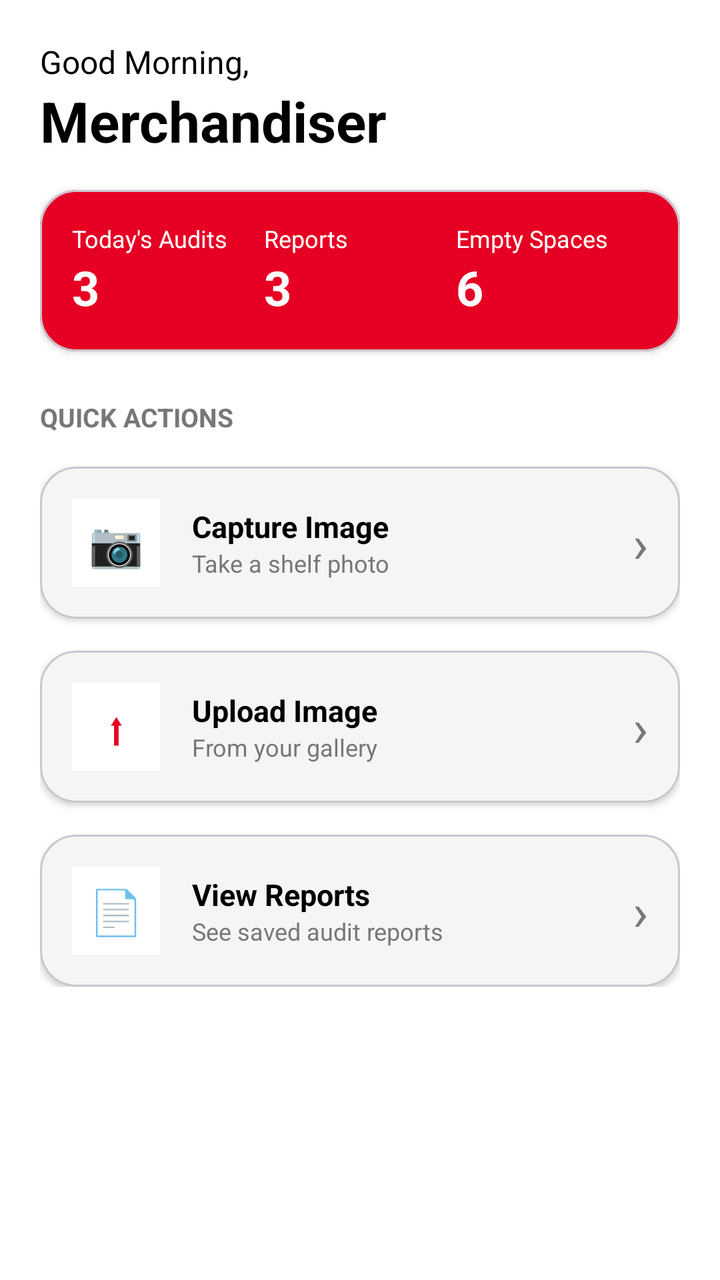
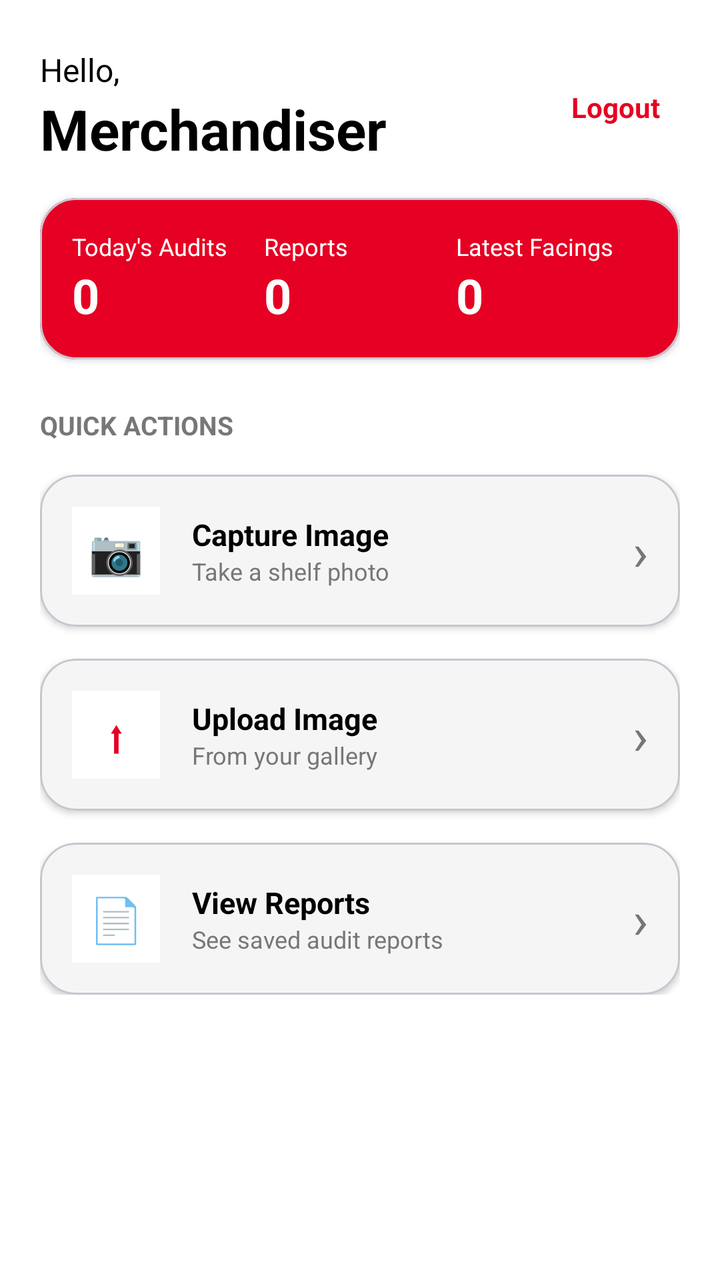

Two renders of the same Android screen: before a commit and after it. Below are the layout's source before the change and the commit's diff.
<!-- AndroidManifest.xml: application theme Theme.RetailShelfAuditApp -->
<!-- res/layout/activity_home.xml -->
<?xml version="1.0" encoding="utf-8"?>
<ScrollView
    xmlns:android="http://schemas.android.com/apk/res/android"
    xmlns:app="http://schemas.android.com/apk/res-auto"
    android:layout_width="match_parent"
    android:layout_height="match_parent"
    android:background="@color/background_white">

    <LinearLayout
        android:layout_width="match_parent"
        android:layout_height="wrap_content"
        android:orientation="vertical"
        android:padding="@dimen/screen_padding">

        <TextView
            android:layout_width="wrap_content"
            android:layout_height="wrap_content"
            android:text="Good Morning,"
            android:textColor="@color/text_primary"
            android:textSize="16sp" />

        <TextView
            android:layout_width="wrap_content"
            android:layout_height="wrap_content"
            android:text="Merchandiser"
            android:textColor="@color/text_primary"
            android:textStyle="bold"
            android:textSize="28sp"
            android:layout_marginBottom="@dimen/spacing_medium"/>

        <com.google.android.material.card.MaterialCardView
            android:layout_width="match_parent"
            android:layout_height="wrap_content"
            android:layout_marginBottom="@dimen/spacing_large"
            app:cardBackgroundColor="@color/primary_red"
            app:cardCornerRadius="@dimen/card_radius"
            app:cardElevation="@dimen/card_elevation">

            <LinearLayout
                android:layout_width="match_parent"
                android:layout_height="wrap_content"
                android:orientation="horizontal"
                android:padding="@dimen/spacing_medium">

                <LinearLayout
                    android:layout_width="0dp"
                    android:layout_height="wrap_content"
                    android:layout_weight="1"
                    android:orientation="vertical">

                    <TextView
                        android:layout_width="wrap_content"
                        android:layout_height="wrap_content"
                        android:text="Today's Audits"
                        android:textColor="@color/background_white"
                        android:textSize="12sp" />

                    <TextView
                        android:layout_width="wrap_content"
                        android:layout_height="wrap_content"
                        android:text="3"
                        android:textColor="@color/background_white"
                        android:textStyle="bold"
                        android:textSize="24sp" />
                </LinearLayout>

                <LinearLayout
                    android:layout_width="0dp"
                    android:layout_height="wrap_content"
                    android:layout_weight="1"
                    android:orientation="vertical">

                    <TextView
                        android:layout_width="wrap_content"
                        android:layout_height="wrap_content"
                        android:text="Reports"
                        android:textColor="@color/background_white"
                        android:textSize="12sp" />

                    <TextView
                        android:layout_width="wrap_content"
                        android:layout_height="wrap_content"
                        android:text="3"
                        android:textColor="@color/background_white"
                        android:textStyle="bold"
                        android:textSize="24sp" />
                </LinearLayout>

                <LinearLayout
                    android:layout_width="0dp"
                    android:layout_height="wrap_content"
                    android:layout_weight="1"
                    android:orientation="vertical">

                    <TextView
                        android:layout_width="wrap_content"
                        android:layout_height="wrap_content"
                        android:text="Empty Spaces"
                        android:textColor="@color/background_white"
                        android:textSize="12sp" />

                    <TextView
                        android:layout_width="wrap_content"
                        android:layout_height="wrap_content"
                        android:text="6"
                        android:textColor="@color/background_white"
                        android:textStyle="bold"
                        android:textSize="24sp" />
                </LinearLayout>

            </LinearLayout>
        </com.google.android.material.card.MaterialCardView>

        <TextView
            android:layout_width="wrap_content"
            android:layout_height="wrap_content"
            android:text="QUICK ACTIONS"
            android:textColor="@color/text_secondary"
            android:textStyle="bold"
            android:textSize="13sp"
            android:layout_marginBottom="@dimen/spacing_medium"/>

        <com.google.android.material.card.MaterialCardView
            android:id="@+id/btnCapture"
            android:layout_width="match_parent"
            android:layout_height="wrap_content"
            android:layout_marginBottom="@dimen/spacing_medium"
            android:clickable="true"
            android:focusable="true"
            app:cardBackgroundColor="@color/card_background"
            app:cardCornerRadius="@dimen/card_radius"
            app:cardElevation="@dimen/card_elevation">

            <LinearLayout
                android:layout_width="match_parent"
                android:layout_height="wrap_content"
                android:orientation="horizontal"
                android:gravity="center_vertical"
                android:padding="@dimen/spacing_medium">

                <TextView
                    android:layout_width="44dp"
                    android:layout_height="44dp"
                    android:gravity="center"
                    android:text="📷"
                    android:textSize="22sp"
                    android:background="@color/background_white"/>

                <LinearLayout
                    android:layout_width="0dp"
                    android:layout_height="wrap_content"
                    android:layout_weight="1"
                    android:orientation="vertical"
                    android:layout_marginStart="@dimen/spacing_medium">

                    <TextView
                        android:layout_width="wrap_content"
                        android:layout_height="wrap_content"
                        android:text="Capture Image"
                        android:textColor="@color/text_primary"
                        android:textStyle="bold"
                        android:textSize="15sp"/>

                    <TextView
                        android:layout_width="wrap_content"
                        android:layout_height="wrap_content"
                        android:text="Take a shelf photo"
                        android:textColor="@color/text_secondary"
                        android:textSize="12sp"/>
                </LinearLayout>

                <TextView
                    android:layout_width="wrap_content"
                    android:layout_height="wrap_content"
                    android:text="›"
                    android:textColor="@color/text_secondary"
                    android:textSize="26sp"/>
            </LinearLayout>
        </com.google.android.material.card.MaterialCardView>

        <com.google.android.material.card.MaterialCardView
            android:id="@+id/btnUpload"
            android:layout_width="match_parent"
            android:layout_height="wrap_content"
            android:layout_marginBottom="@dimen/spacing_medium"
            android:clickable="true"
            android:focusable="true"
            app:cardBackgroundColor="@color/card_background"
            app:cardCornerRadius="@dimen/card_radius"
            app:cardElevation="@dimen/card_elevation">

            <LinearLayout
                android:layout_width="match_parent"
                android:layout_height="wrap_content"
                android:orientation="horizontal"
                android:gravity="center_vertical"
                android:padding="@dimen/spacing_medium">

                <TextView
                    android:layout_width="44dp"
                    android:layout_height="44dp"
                    android:gravity="center"
                    android:text="⬆"
                    android:textSize="22sp"
                    android:textColor="@color/primary_red"
                    android:background="@color/background_white"/>

                <LinearLayout
                    android:layout_width="0dp"
                    android:layout_height="wrap_content"
                    android:layout_weight="1"
                    android:orientation="vertical"
                    android:layout_marginStart="@dimen/spacing_medium">

                    <TextView
                        android:layout_width="wrap_content"
                        android:layout_height="wrap_content"
                        android:text="Upload Image"
                        android:textColor="@color/text_primary"
                        android:textStyle="bold"
                        android:textSize="15sp"/>

                    <TextView
                        android:layout_width="wrap_content"
                        android:layout_height="wrap_content"
                        android:text="From your gallery"
                        android:textColor="@color/text_secondary"
                        android:textSize="12sp"/>
                </LinearLayout>

                <TextView
                    android:layout_width="wrap_content"
                    android:layout_height="wrap_content"
                    android:text="›"
                    android:textColor="@color/text_secondary"
                    android:textSize="26sp"/>
            </LinearLayout>
        </com.google.android.material.card.MaterialCardView>

        <com.google.android.material.card.MaterialCardView
            android:id="@+id/btnReports"
            android:layout_width="match_parent"
            android:layout_height="wrap_content"
            android:clickable="true"
            android:focusable="true"
            app:cardBackgroundColor="@color/card_background"
            app:cardCornerRadius="@dimen/card_radius"
            app:cardElevation="@dimen/card_elevation">

            <LinearLayout
                android:layout_width="match_parent"
                android:layout_height="wrap_content"
                android:orientation="horizontal"
                android:gravity="center_vertical"
                android:padding="@dimen/spacing_medium">

                <TextView
                    android:layout_width="44dp"
                    android:layout_height="44dp"
                    android:gravity="center"
                    android:text="📄"
                    android:textSize="22sp"
                    android:textColor="@color/primary_red"
                    android:background="@color/background_white"/>

                <LinearLayout
                    android:layout_width="0dp"
                    android:layout_height="wrap_content"
                    android:layout_weight="1"
                    android:orientation="vertical"
                    android:layout_marginStart="@dimen/spacing_medium">

                    <TextView
                        android:layout_width="wrap_content"
                        android:layout_height="wrap_content"
                        android:text="View Reports"
                        android:textColor="@color/text_primary"
                        android:textStyle="bold"
                        android:textSize="15sp"/>

                    <TextView
                        android:layout_width="wrap_content"
                        android:layout_height="wrap_content"
                        android:text="See saved audit reports"
                        android:textColor="@color/text_secondary"
                        android:textSize="12sp"/>
                </LinearLayout>

                <TextView
                    android:layout_width="wrap_content"
                    android:layout_height="wrap_content"
                    android:text="›"
                    android:textColor="@color/text_secondary"
                    android:textSize="26sp"/>
            </LinearLayout>
        </com.google.android.material.card.MaterialCardView>

    </LinearLayout>
</ScrollView>
<!-- resources referenced by this layout -->
<resources>
  <color name="background_white">#FFFFFF</color>
  <color name="card_background">#F5F5F5</color>
  <color name="primary_red">#E60023</color>
  <color name="text_primary">#000000</color>
  <color name="text_secondary">#777777</color>
  <dimen name="card_elevation">2dp</dimen>
  <dimen name="card_radius">18dp</dimen>
  <dimen name="screen_padding">20dp</dimen>
  <dimen name="spacing_large">24dp</dimen>
  <dimen name="spacing_medium">16dp</dimen>
  <style name="Theme.RetailShelfAuditApp" parent="Base.Theme.RetailShelfAuditApp" />
  <style name="Base.Theme.RetailShelfAuditApp" parent="Theme.Material3.DayNight.NoActionBar">
          
          
      </style>
</resources>

<!-- the commit's change to res/layout/activity_home.xml (unified diff, before → after) -->
@@ -10,23 +10,57 @@
         android:layout_width="match_parent"
         android:layout_height="wrap_content"
         android:orientation="vertical"
-        android:padding="@dimen/screen_padding">
-
-        <TextView
-            android:layout_width="wrap_content"
-            android:layout_height="wrap_content"
-            android:text="Good Morning,"
-            android:textColor="@color/text_primary"
-            android:textSize="16sp" />
-
-        <TextView
-            android:layout_width="wrap_content"
-            android:layout_height="wrap_content"
-            android:text="Merchandiser"
-            android:textColor="@color/text_primary"
-            android:textStyle="bold"
-            android:textSize="28sp"
-            android:layout_marginBottom="@dimen/spacing_medium"/>
+        android:paddingStart="@dimen/screen_padding"
+        android:paddingEnd="@dimen/screen_padding"
+        android:paddingBottom="@dimen/screen_padding"
+        android:paddingTop="@dimen/spacing_large">
+
+        <LinearLayout
+            android:layout_width="match_parent"
+            android:layout_height="wrap_content"
+            android:orientation="horizontal"
+            android:gravity="center_vertical"
+            android:layout_marginBottom="@dimen/spacing_medium">
+
+            
+            <LinearLayout
+                android:layout_width="0dp"
+                android:layout_height="wrap_content"
+                android:layout_weight="1"
+                android:orientation="vertical">
+
+                <TextView
+                    android:id="@+id/txtGreeting"
+                    android:layout_width="wrap_content"
+                    android:layout_height="wrap_content"
+                    android:text="Hello,"
+                    android:textColor="@color/text_primary"
+                    android:textSize="16sp" />
+
+                <TextView
+                    android:layout_width="wrap_content"
+                    android:layout_height="wrap_content"
+                    android:text="Merchandiser"
+                    android:textColor="@color/text_primary"
+                    android:textStyle="bold"
+                    android:textSize="28sp" />
+
+            </LinearLayout>
+
+            
+            <TextView
+                android:id="@+id/btnLogout"
+                android:layout_width="wrap_content"
+                android:layout_height="wrap_content"
+                android:text="Logout"
+                android:textColor="@color/primary_red"
+                android:textStyle="bold"
+                android:textSize="14sp"
+                android:padding="10dp"
+                android:clickable="true"
+                android:focusable="true" />
+
+        </LinearLayout>
 
         <com.google.android.material.card.MaterialCardView
             android:layout_width="match_parent"
@@ -56,9 +90,10 @@
                         android:textSize="12sp" />
 
                     <TextView
-                        android:layout_width="wrap_content"
-                        android:layout_height="wrap_content"
-                        android:text="3"
+                        android:id="@+id/txtTodayAudits"
+                        android:layout_width="wrap_content"
+                        android:layout_height="wrap_content"
+                        android:text="0"
                         android:textColor="@color/background_white"
                         android:textStyle="bold"
                         android:textSize="24sp" />
@@ -78,9 +113,10 @@
                         android:textSize="12sp" />
 
                     <TextView
-                        android:layout_width="wrap_content"
-                        android:layout_height="wrap_content"
-                        android:text="3"
+                        android:id="@+id/txtReportsCount"
+                        android:layout_width="wrap_content"
+                        android:layout_height="wrap_content"
+                        android:text="0"
                         android:textColor="@color/background_white"
                         android:textStyle="bold"
                         android:textSize="24sp" />
@@ -95,14 +131,15 @@
                     <TextView
                         android:layout_width="wrap_content"
                         android:layout_height="wrap_content"
-                        android:text="Empty Spaces"
+                        android:text="Latest Facings"
                         android:textColor="@color/background_white"
                         android:textSize="12sp" />
 
                     <TextView
-                        android:layout_width="wrap_content"
-                        android:layout_height="wrap_content"
-                        android:text="6"
+                        android:id="@+id/txtLatestFacings"
+                        android:layout_width="wrap_content"
+                        android:layout_height="wrap_content"
+                        android:text="0"
                         android:textColor="@color/background_white"
                         android:textStyle="bold"
                         android:textSize="24sp" />
@@ -175,6 +212,7 @@
                     android:text="›"
                     android:textColor="@color/text_secondary"
                     android:textSize="26sp"/>
+
             </LinearLayout>
         </com.google.android.material.card.MaterialCardView>
 
@@ -226,6 +264,7 @@
                         android:text="From your gallery"
                         android:textColor="@color/text_secondary"
                         android:textSize="12sp"/>
+
                 </LinearLayout>
 
                 <TextView
@@ -234,6 +273,7 @@
                     android:text="›"
                     android:textColor="@color/text_secondary"
                     android:textSize="26sp"/>
+
             </LinearLayout>
         </com.google.android.material.card.MaterialCardView>
 
@@ -284,6 +324,7 @@
                         android:text="See saved audit reports"
                         android:textColor="@color/text_secondary"
                         android:textSize="12sp"/>
+
                 </LinearLayout>
 
                 <TextView
@@ -292,8 +333,10 @@
                     android:text="›"
                     android:textColor="@color/text_secondary"
                     android:textSize="26sp"/>
+
             </LinearLayout>
         </com.google.android.material.card.MaterialCardView>
 
     </LinearLayout>
+
 </ScrollView>
